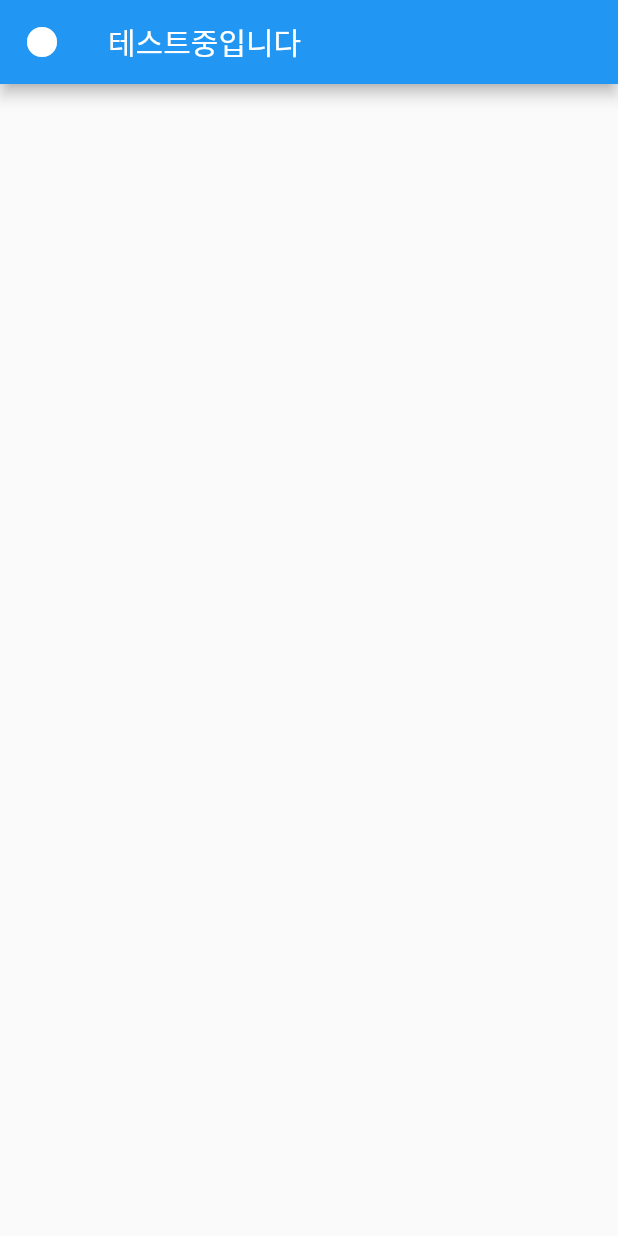
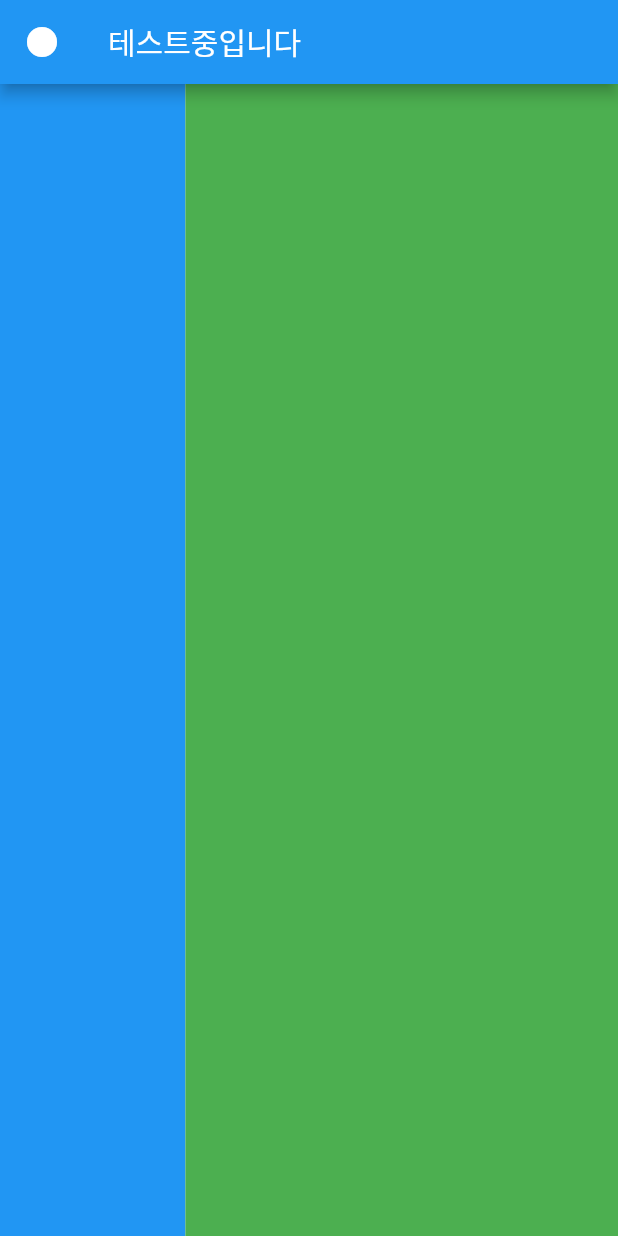
Before and after one commit to ddaeyongee/flutter_contact, a Flutter app: the screen it shows after launch, on a phone screen of 412 x 824 dp. Run offline on Flutter 3.47's test engine with Material 2 defaults, Android fonts, the phone set to English and light mode, and no system bars.

Commit message:
flutter basic widget - create Flexible in Row

```diff
--- a/lib/main.dart
+++ b/lib/main.dart
@@ -15,7 +15,11 @@ class MyApp extends StatelessWidget {
             leading: Icon(Icons.circle),
 
           ),
-          body: SizedBox(
+          body: Row(
+            children: [
+              Flexible(child: Container(color: Colors.blue,), flex: 3),
+              Flexible(child: Container(color: Colors.green,), flex: 7),
+            ],
 
 
             // child: TextButton(
```
